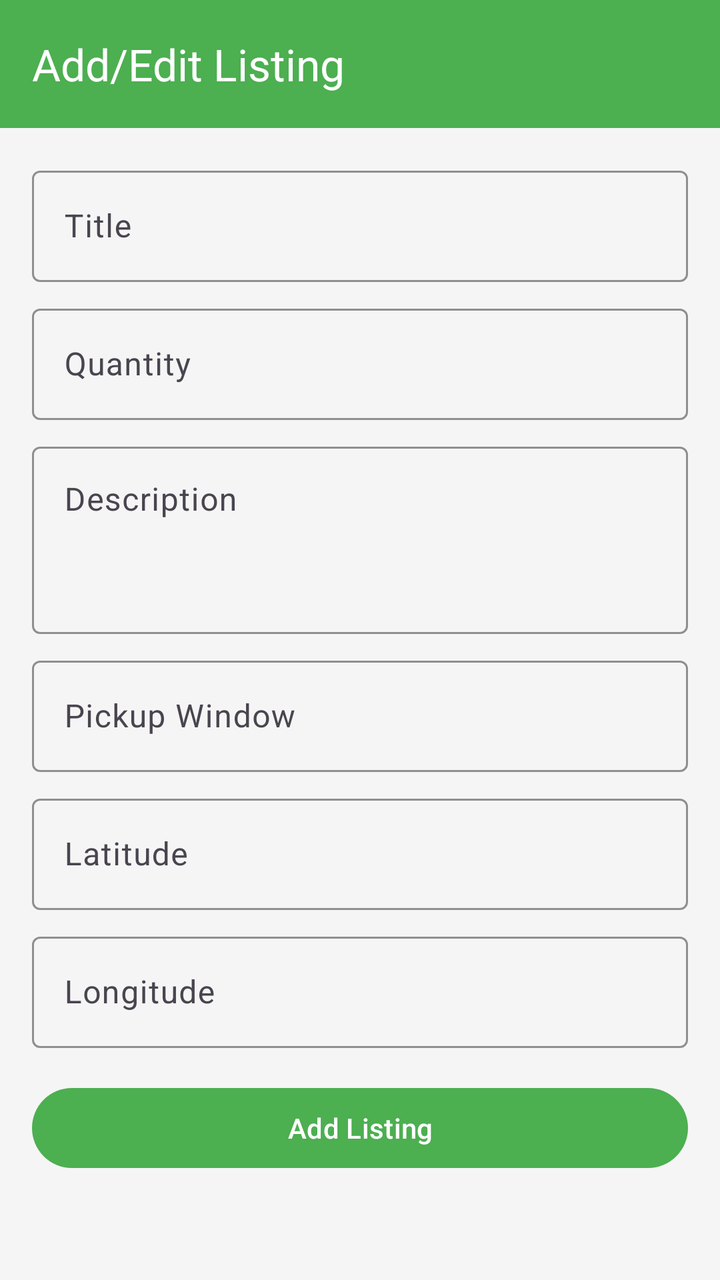
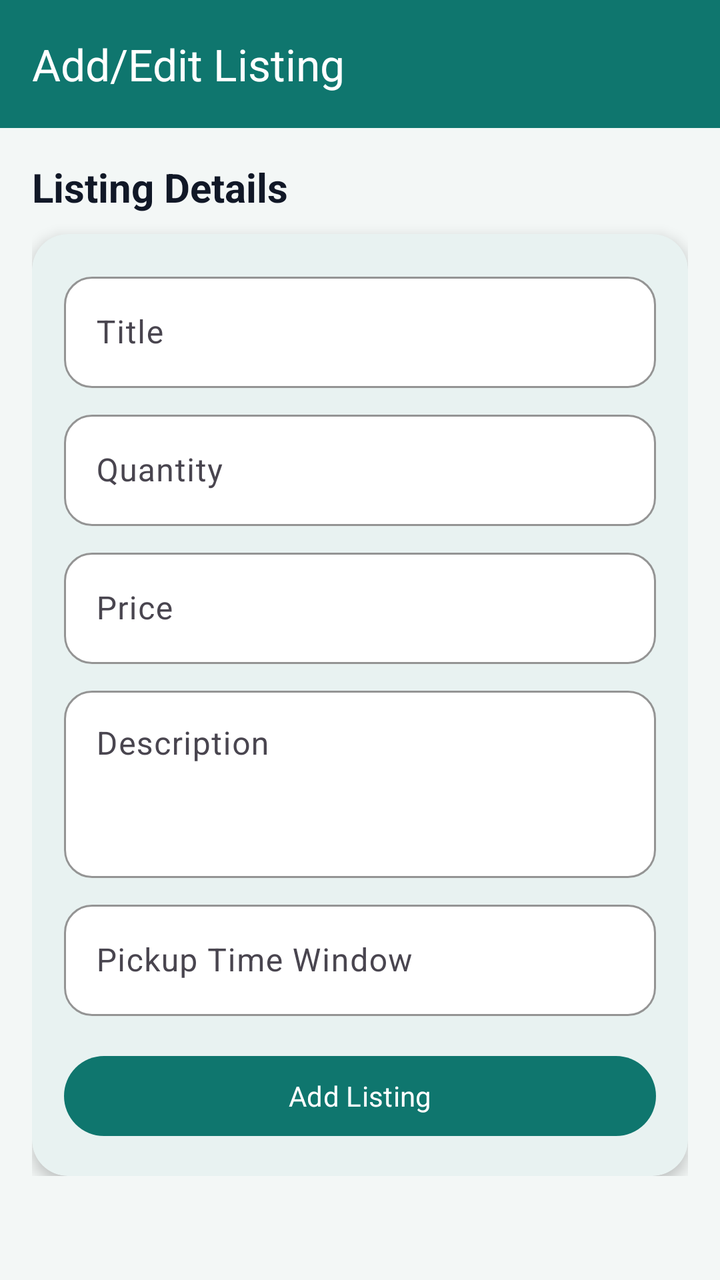

Before-and-after screenshots of an Android layout around one commit, followed by the original layout XML and the change that was made.
<!-- AndroidManifest.xml: application theme Theme.App -->
<!-- res/layout/activity_add_listing.xml -->
<?xml version="1.0" encoding="utf-8"?>
<LinearLayout xmlns:android="http://schemas.android.com/apk/res/android"
    xmlns:app="http://schemas.android.com/apk/res-auto"
    android:layout_width="match_parent"
    android:layout_height="match_parent"
    android:orientation="vertical">

    <com.google.android.material.appbar.AppBarLayout
        android:layout_width="match_parent"
        android:layout_height="wrap_content">

        <androidx.appcompat.widget.Toolbar
            android:id="@+id/toolbar"
            android:layout_width="match_parent"
            android:layout_height="?attr/actionBarSize"
            android:background="?attr/colorPrimary"
            app:title="Add/Edit Listing"
            app:titleTextColor="@color/white" />

    </com.google.android.material.appbar.AppBarLayout>

    <ScrollView
        android:layout_width="match_parent"
        android:layout_height="match_parent">

        <LinearLayout
            android:layout_width="match_parent"
            android:layout_height="wrap_content"
            android:orientation="vertical"
            android:padding="16dp">

            <com.google.android.material.textfield.TextInputLayout
                android:layout_width="match_parent"
                android:layout_height="wrap_content"
                android:layout_marginBottom="8dp"
                android:hint="@string/add_listing_title_hint">

                <com.google.android.material.textfield.TextInputEditText
                    android:id="@+id/editTextTitle"
                    android:layout_width="match_parent"
                    android:layout_height="wrap_content"
                    android:inputType="textCapSentences" />
            </com.google.android.material.textfield.TextInputLayout>

            <com.google.android.material.textfield.TextInputLayout
                android:layout_width="match_parent"
                android:layout_height="wrap_content"
                android:layout_marginBottom="8dp"
                android:hint="@string/add_listing_quantity_hint">

                <com.google.android.material.textfield.TextInputEditText
                    android:id="@+id/editTextQuantity"
                    android:layout_width="match_parent"
                    android:layout_height="wrap_content"
                    android:inputType="number" />
            </com.google.android.material.textfield.TextInputLayout>

            <com.google.android.material.textfield.TextInputLayout
                android:layout_width="match_parent"
                android:layout_height="wrap_content"
                android:layout_marginBottom="8dp"
                android:hint="@string/add_listing_description_hint">

                <com.google.android.material.textfield.TextInputEditText
                    android:id="@+id/editTextDescription"
                    android:layout_width="match_parent"
                    android:layout_height="wrap_content"
                    android:inputType="textMultiLine"
                    android:minLines="3"
                    android:gravity="top" />
            </com.google.android.material.textfield.TextInputLayout>

            <com.google.android.material.textfield.TextInputLayout
                android:layout_width="match_parent"
                android:layout_height="wrap_content"
                android:layout_marginBottom="8dp"
                android:hint="@string/add_listing_pickup_window_hint">

                <com.google.android.material.textfield.TextInputEditText
                    android:id="@+id/editTextPickupWindow"
                    android:layout_width="match_parent"
                    android:layout_height="wrap_content"
                    android:inputType="text" />
            </com.google.android.material.textfield.TextInputLayout>

            <com.google.android.material.textfield.TextInputLayout
                android:layout_width="match_parent"
                android:layout_height="wrap_content"
                android:layout_marginBottom="8dp"
                android:hint="Latitude">

                <com.google.android.material.textfield.TextInputEditText
                    android:id="@+id/editTextLatitude"
                    android:layout_width="match_parent"
                    android:layout_height="wrap_content"
                    android:inputType="numberDecimal|numberSigned" />
            </com.google.android.material.textfield.TextInputLayout>

            <com.google.android.material.textfield.TextInputLayout
                android:layout_width="match_parent"
                android:layout_height="wrap_content"
                android:layout_marginBottom="16dp"
                android:hint="Longitude">

                <com.google.android.material.textfield.TextInputEditText
                    android:id="@+id/editTextLongitude"
                    android:layout_width="match_parent"
                    android:layout_height="wrap_content"
                    android:inputType="numberDecimal|numberSigned" />
            </com.google.android.material.textfield.TextInputLayout>

            <Button
                android:id="@+id/buttonAddListing"
                android:layout_width="match_parent"
                android:layout_height="wrap_content"
                android:text="@string/add_listing_button_text" />

        </LinearLayout>
    </ScrollView>

</LinearLayout>
<!-- resources referenced by this layout -->
<resources>
  <color name="white">#FFFFFFFF</color>
  <string name="add_listing_button_text">Add Listing</string>
  <string name="add_listing_description_hint">Description</string>
  <string name="add_listing_pickup_window_hint">Pickup Window</string>
  <string name="add_listing_quantity_hint">Quantity</string>
  <string name="add_listing_title_hint">Title</string>
  <style name="Theme.App" parent="Theme.Material3.Light.NoActionBar">
          
          <item name="colorPrimary">@color/green_primary</item>
          <item name="colorPrimaryVariant">@color/green_dark</item>
          <item name="colorOnPrimary">@color/white</item>
          
          <item name="colorSecondary">@color/orange_accent</item>
          <item name="colorSecondaryVariant">@color/orange_accent</item>
          <item name="colorOnSecondary">@color/white</item>
          
          <item name="android:statusBarColor" tools:targetApi="l">?attr/colorPrimaryVariant</item>
          
          <item name="android:windowBackground">@color/light_gray</item>
          <item name="textInputStyle">@style/Widget.App.TextInputLayout</item>
          <item name="buttonStyle">@style/Widget.App.Button</item>
      </style>
  <color name="green_primary">#4CAF50</color>
  <color name="green_dark">#388E3C</color>
  <color name="orange_accent">#FF9800</color>
  <color name="light_gray">#F5F5F5</color>
  <style name="Widget.App.TextInputLayout" parent="Widget.Material3.TextInputLayout.OutlinedBox">
          <item name="boxStrokeColor">@color/green_primary</item>
      </style>
  <style name="Widget.App.Button" parent="Widget.Material3.Button">
          <item name="backgroundTint">@color/green_primary</item>
          <item name="android:textColor">@color/white</item>
      </style>
</resources>

<!-- the commit's change to res/layout/activity_add_listing.xml (unified diff, before → after) -->
@@ -3,6 +3,7 @@
     xmlns:app="http://schemas.android.com/apk/res-auto"
     android:layout_width="match_parent"
     android:layout_height="match_parent"
+    android:background="@color/light_gray"
     android:orientation="vertical">
 
     <com.google.android.material.appbar.AppBarLayout
@@ -29,92 +30,106 @@
             android:orientation="vertical"
             android:padding="16dp">
 
-            <com.google.android.material.textfield.TextInputLayout
+            <TextView
                 android:layout_width="match_parent"
                 android:layout_height="wrap_content"
-                android:layout_marginBottom="8dp"
-                android:hint="@string/add_listing_title_hint">
+                android:layout_marginBottom="10dp"
+                android:text="@string/add_listing_form_title"
+                android:textColor="@color/text_primary"
+                android:textSize="20sp"
+                android:textStyle="bold" />
 
-                <com.google.android.material.textfield.TextInputEditText
-                    android:id="@+id/editTextTitle"
+            <com.google.android.material.card.MaterialCardView
+                android:layout_width="match_parent"
+                android:layout_height="wrap_content"
+                app:cardBackgroundColor="@color/surface_card"
+                app:cardCornerRadius="18dp"
+                app:cardElevation="4dp">
+
+                <LinearLayout
                     android:layout_width="match_parent"
                     android:layout_height="wrap_content"
-                    android:inputType="textCapSentences" />
-            </com.google.android.material.textfield.TextInputLayout>
+                    android:orientation="vertical"
+                    android:padding="16dp">
 
-            <com.google.android.material.textfield.TextInputLayout
-                android:layout_width="match_parent"
-                android:layout_height="wrap_content"
-                android:layout_marginBottom="8dp"
-                android:hint="@string/add_listing_quantity_hint">
+                    <com.google.android.material.textfield.TextInputLayout
+                        android:layout_width="match_parent"
+                        android:layout_height="wrap_content"
+                        android:layout_marginBottom="8dp"
+                        android:hint="@string/add_listing_title_hint">
 
-                <com.google.android.material.textfield.TextInputEditText
-                    android:id="@+id/editTextQuantity"
-                    android:layout_width="match_parent"
-                    android:layout_height="wrap_content"
-                    android:inputType="number" />
-            </com.google.android.material.textfield.TextInputLayout>
+                        <com.google.android.material.textfield.TextInputEditText
+                            android:id="@+id/editTextTitle"
+                            android:layout_width="match_parent"
+                            android:layout_height="wrap_content"
+                            android:inputType="textCapSentences" />
+                    </com.google.android.material.textfield.TextInputLayout>
 
-            <com.google.android.material.textfield.TextInputLayout
-                android:layout_width="match_parent"
-                android:layout_height="wrap_content"
-                android:layout_marginBottom="8dp"
-                android:hint="@string/add_listing_description_hint">
+                    <com.google.android.material.textfield.TextInputLayout
+                        android:layout_width="match_parent"
+                        android:layout_height="wrap_content"
+                        android:layout_marginBottom="8dp"
+                        android:hint="@string/add_listing_quantity_hint">
 
-                <com.google.android.material.textfield.TextInputEditText
-                    android:id="@+id/editTextDescription"
-                    android:layout_width="match_parent"
-                    android:layout_height="wrap_content"
-                    android:inputType="textMultiLine"
-                    android:minLines="3"
-                    android:gravity="top" />
-            </com.google.android.material.textfield.TextInputLayout>
+                        <com.google.android.material.textfield.TextInputEditText
+                            android:id="@+id/editTextQuantity"
+                            android:layout_width="match_parent"
+                            android:layout_height="wrap_content"
+                            android:inputType="number" />
+                    </com.google.android.material.textfield.TextInputLayout>
 
-            <com.google.android.material.textfield.TextInputLayout
-                android:layout_width="match_parent"
-                android:layout_height="wrap_content"
-                android:layout_marginBottom="8dp"
-                android:hint="@string/add_listing_pickup_window_hint">
+                    <com.google.android.material.textfield.TextInputLayout
+                        android:layout_width="match_parent"
+                        android:layout_height="wrap_content"
+                        android:layout_marginBottom="8dp"
+                        android:hint="@string/add_listing_price_hint">
 
-                <com.google.android.material.textfield.TextInputEditText
-                    android:id="@+id/editTextPickupWindow"
-                    android:layout_width="match_parent"
-                    android:layout_height="wrap_content"
-                    android:inputType="text" />
-            </com.google.android.material.textfield.TextInputLayout>
+                        <com.google.android.material.textfield.TextInputEditText
+                            android:id="@+id/editTextPrice"
+                            android:layout_width="match_parent"
+                            android:layout_height="wrap_content"
+                            android:inputType="numberDecimal" />
+                    </com.google.android.material.textfield.TextInputLayout>
 
-            <com.google.android.material.textfield.TextInputLayout
-                android:layout_width="match_parent"
-                android:layout_height="wrap_content"
-                android:layout_marginBottom="8dp"
-                android:hint="Latitude">
+                    <com.google.android.material.textfield.TextInputLayout
+                        android:layout_width="match_parent"
+                        android:layout_height="wrap_content"
+                        android:layout_marginBottom="8dp"
+                        android:hint="@string/add_listing_description_hint">
 
-                <com.google.android.material.textfield.TextInputEditText
-                    android:id="@+id/editTextLatitude"
-                    android:layout_width="match_parent"
-                    android:layout_height="wrap_content"
-                    android:inputType="numberDecimal|numberSigned" />
-            </com.google.android.material.textfield.TextInputLayout>
+                        <com.google.android.material.textfield.TextInputEditText
+                            android:id="@+id/editTextDescription"
+                            android:layout_width="match_parent"
+                            android:layout_height="wrap_content"
+                            android:gravity="top"
+                            android:inputType="textMultiLine"
+                            android:minLines="3" />
+                    </com.google.android.material.textfield.TextInputLayout>
 
-            <com.google.android.material.textfield.TextInputLayout
-                android:layout_width="match_parent"
-                android:layout_height="wrap_content"
-                android:layout_marginBottom="16dp"
-                android:hint="Longitude">
+                    <com.google.android.material.textfield.TextInputLayout
+                        android:layout_width="match_parent"
+                        android:layout_height="wrap_content"
+                        android:layout_marginBottom="16dp"
+                        android:hint="@string/add_listing_pickup_window_hint">
 
-                <com.google.android.material.textfield.TextInputEditText
-                    android:id="@+id/editTextLongitude"
-                    android:layout_width="match_parent"
-                    android:layout_height="wrap_content"
-                    android:inputType="numberDecimal|numberSigned" />
-            </com.google.android.material.textfield.TextInputLayout>
+                        <com.google.android.material.textfield.TextInputEditText
+                            android:id="@+id/editTextPickupWindow"
+                            android:layout_width="match_parent"
+                            android:layout_height="wrap_content"
+                            android:clickable="true"
+                            android:cursorVisible="false"
+                            android:focusable="false"
+                            android:focusableInTouchMode="false"
+                            android:inputType="none" />
+                    </com.google.android.material.textfield.TextInputLayout>
 
-            <Button
-                android:id="@+id/buttonAddListing"
-                android:layout_width="match_parent"
-                android:layout_height="wrap_content"
-                android:text="@string/add_listing_button_text" />
-
+                    <Button
+                        android:id="@+id/buttonAddListing"
+                        android:layout_width="match_parent"
+                        android:layout_height="wrap_content"
+                        android:text="@string/add_listing_button_text" />
+                </LinearLayout>
+            </com.google.android.material.card.MaterialCardView>
         </LinearLayout>
     </ScrollView>
 
<!-- resource entries referenced after the edit -->
@@ -3,35 +3,51 @@
   <color name="white">#FFFFFFFF</color>
   <string name="add_listing_button_text">Add Listing</string>
   <string name="add_listing_description_hint">Description</string>
-  <string name="add_listing_pickup_window_hint">Pickup Window</string>
+  <string name="add_listing_form_title">Listing Details</string>
+  <string name="add_listing_pickup_window_hint">Pickup Time Window</string>
+  <string name="add_listing_price_hint">Price</string>
   <string name="add_listing_quantity_hint">Quantity</string>
   <string name="add_listing_title_hint">Title</string>
   <style name="Theme.App" parent="Theme.Material3.Light.NoActionBar">
-          
           <item name="colorPrimary">@color/green_primary</item>
-          <item name="colorPrimaryVariant">@color/green_dark</item>
+          <item name="colorPrimaryContainer">@color/green_dark</item>
           <item name="colorOnPrimary">@color/white</item>
-          
           <item name="colorSecondary">@color/orange_accent</item>
-          <item name="colorSecondaryVariant">@color/orange_accent</item>
           <item name="colorOnSecondary">@color/white</item>
-          
-          <item name="android:statusBarColor" tools:targetApi="l">?attr/colorPrimaryVariant</item>
-          
+          <item name="colorSurface">@color/surface_card</item>
+          <item name="colorOnSurface">@color/text_primary</item>
+          <item name="android:statusBarColor" tools:targetApi="l">@color/green_dark</item>
           <item name="android:windowBackground">@color/light_gray</item>
+          <item name="android:fontFamily">sans-serif</item>
           <item name="textInputStyle">@style/Widget.App.TextInputLayout</item>
           <item name="buttonStyle">@style/Widget.App.Button</item>
+          <item name="materialCardViewStyle">@style/Widget.App.CardView</item>
       </style>
-  <color name="green_primary">#4CAF50</color>
-  <color name="green_dark">#388E3C</color>
-  <color name="orange_accent">#FF9800</color>
-  <color name="light_gray">#F5F5F5</color>
+  <color name="green_primary">#0F766E</color>
+  <color name="green_dark">#0B5E57</color>
+  <color name="orange_accent">#D97706</color>
+  <color name="light_gray">#F3F7F6</color>
+  <color name="surface_card">#FFFFFFFF</color>
+  <color name="text_primary">#111827</color>
   <style name="Widget.App.TextInputLayout" parent="Widget.Material3.TextInputLayout.OutlinedBox">
           <item name="boxStrokeColor">@color/green_primary</item>
+          <item name="boxBackgroundColor">@color/surface_card</item>
+          <item name="boxCornerRadiusTopStart">14dp</item>
+          <item name="boxCornerRadiusTopEnd">14dp</item>
+          <item name="boxCornerRadiusBottomStart">14dp</item>
+          <item name="boxCornerRadiusBottomEnd">14dp</item>
       </style>
   <style name="Widget.App.Button" parent="Widget.Material3.Button">
           <item name="backgroundTint">@color/green_primary</item>
           <item name="android:textColor">@color/white</item>
+          <item name="cornerRadius">14dp</item>
+          <item name="android:minHeight">52dp</item>
+          <item name="android:textStyle">bold</item>
+      </style>
+  <style name="Widget.App.CardView" parent="Widget.Material3.CardView.Elevated">
+          <item name="cardCornerRadius">18dp</item>
+          <item name="cardElevation">4dp</item>
+          <item name="cardBackgroundColor">@color/surface_card</item>
       </style>
 </resources>
 
